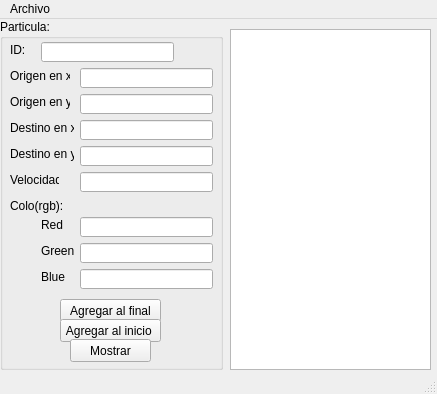
First picture: the form in mainwindow.ui, repository MAOrtegaGaleana/Actividad-8., before the edit.
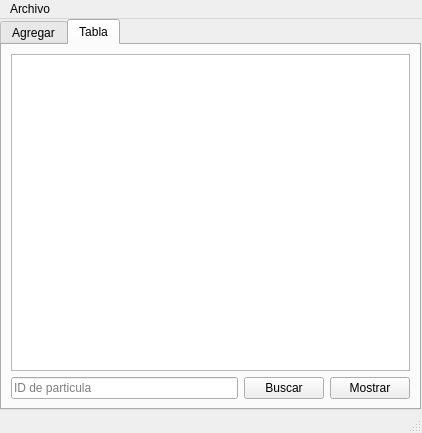
Second picture: the form after the edit.

Commit message: El programa ya puede usar el widget Table

```diff
--- a/mainwindow.ui
+++ b/mainwindow.ui
@@ -6,20 +6,36 @@
    <rect>
     <x>0</x>
     <y>0</y>
-    <width>437</width>
-    <height>394</height>
+    <width>422</width>
+    <height>433</height>
    </rect>
   </property>
   <property name="windowTitle">
    <string>MainWindow</string>
   </property>
   <widget class="QWidget" name="centralwidget">
+   <widget class="QTabWidget" name="tabWidget">
+    <property name="geometry">
+     <rect>
+      <x>0</x>
+      <y>0</y>
+      <width>421</width>
+      <height>391</height>
+     </rect>
+    </property>
+    <property name="currentIndex">
+     <number>1</number>
+    </property>
+    <widget class="QWidget" name="tab">
+     <attribute name="title">
+      <string>Agregar</string>
+     </attribute>
    <widget class="QGroupBox" name="groupBox">
     <property name="geometry">
      <rect>
-      <x>0</x>
-      <y>0</y>
-      <width>223</width>
+        <x>9</x>
+        <y>9</y>
+        <width>401</width>
       <height>351</height>
      </rect>
     </property>
@@ -285,16 +301,49 @@
       <string>Mostrar</string>
      </property>
     </widget>
-   </widget>
    <widget class="QPlainTextEdit" name="salida">
     <property name="geometry">
      <rect>
-      <x>230</x>
+         <x>220</x>
       <y>10</y>
-      <width>201</width>
-      <height>341</height>
-     </rect>
-    </property>
+         <width>171</width>
+         <height>331</height>
+        </rect>
+       </property>
+      </widget>
+     </widget>
+    </widget>
+    <widget class="QWidget" name="tab_2">
+     <attribute name="title">
+      <string>Tabla</string>
+     </attribute>
+     <layout class="QGridLayout" name="gridLayout_2">
+      <item row="0" column="0" colspan="3">
+       <widget class="QTableWidget" name="tabla"/>
+      </item>
+      <item row="1" column="0">
+       <widget class="QLineEdit" name="buscar_lineEdit">
+        <property name="placeholderText">
+         <string>ID de particula</string>
+        </property>
+       </widget>
+      </item>
+      <item row="1" column="1">
+       <widget class="QPushButton" name="buscar_pushButton">
+        <property name="text">
+         <string>Buscar</string>
+        </property>
+       </widget>
+      </item>
+      <item row="1" column="2">
+       <widget class="QPushButton" name="mostrar_tabla_pushButton">
+        <property name="text">
+         <string>Mostrar</string>
+        </property>
+       </widget>
+      </item>
+     </layout>
+    </widget>
    </widget>
   </widget>
   <widget class="QStatusBar" name="statusbar"/>
@@ -303,7 +352,7 @@
     <rect>
      <x>0</x>
      <y>0</y>
-     <width>437</width>
+     <width>422</width>
      <height>21</height>
     </rect>
    </property>
```
Lines whose indentation alone changed are shown as unchanged. The commit also changes 4 other files.
